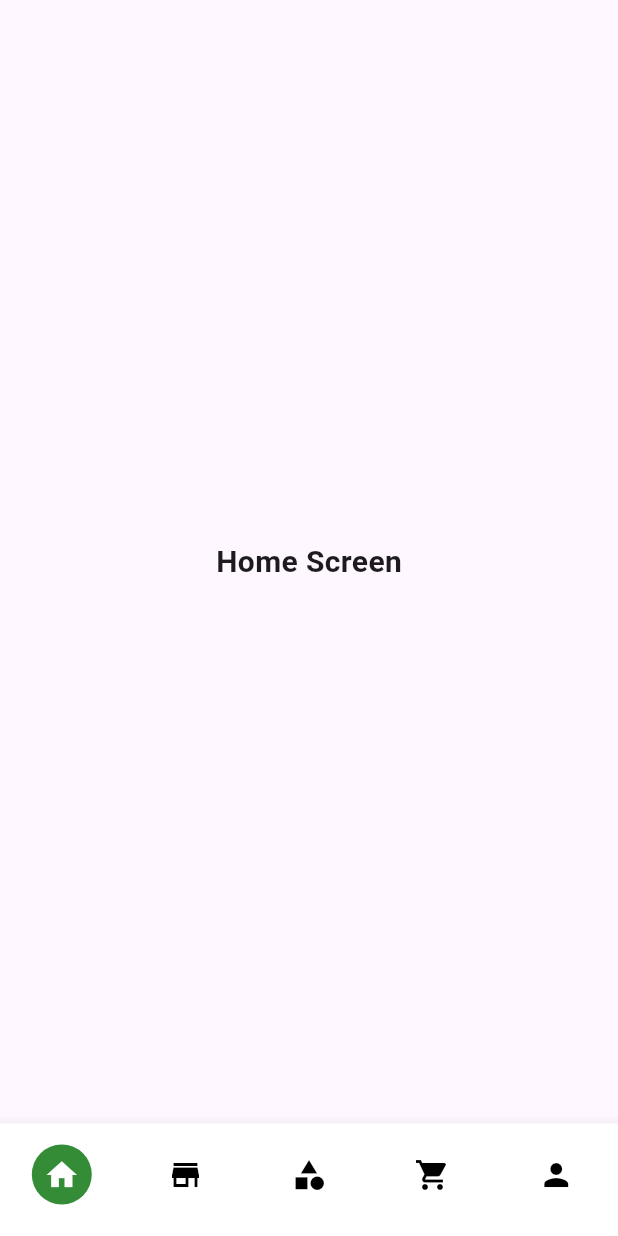
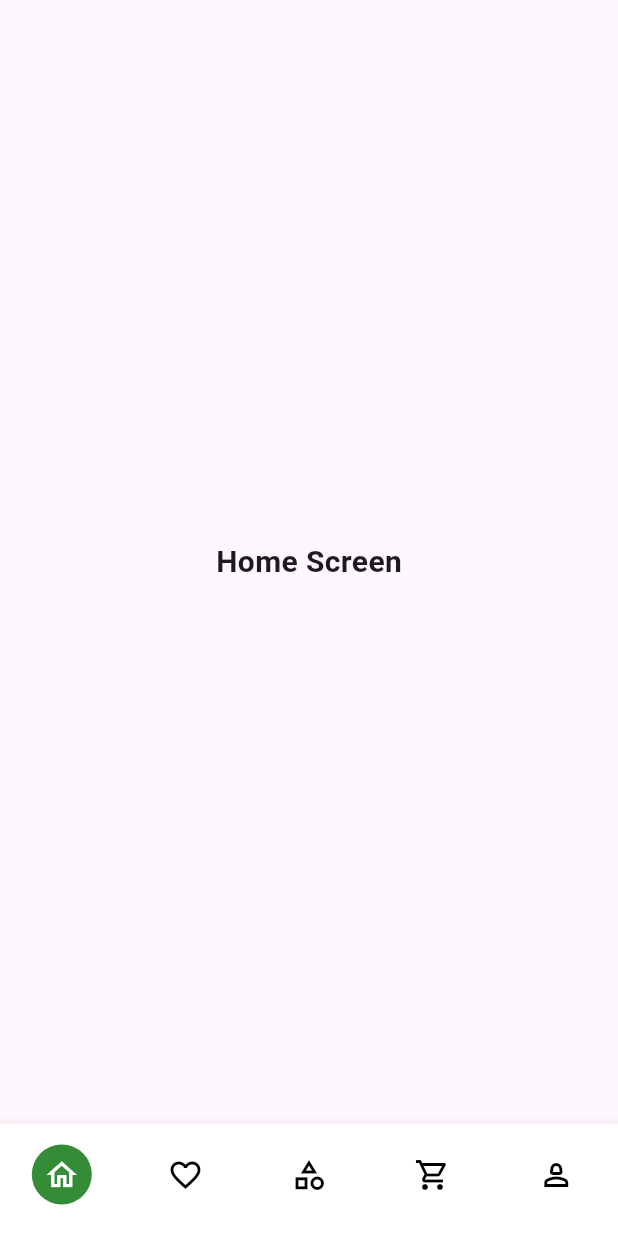
Before and after one commit to gitmen321/cod_forge_ui, a Flutter app: the screen it shows after launch, on a phone screen of 412 x 824 dp. Run offline on Flutter 3.47's test engine with Material 3 defaults, Android fonts, the light colour scheme and no system bars; our stand-ins replace flutter_riverpod.

Commit message:
add appbar icons, and add readme file, task completed. ready to submit.

```diff
--- a/lib/main.dart
+++ b/lib/main.dart
@@ -1,7 +1,7 @@
 import 'package:flutter/material.dart';
 import 'package:flutter_riverpod/flutter_riverpod.dart';
 
-import 'screens/home/home_screen.dart';
+import 'screens/main_screen.dart';
 
 void main() {
   runApp(const ProviderScope(child: MyApp()));
@@ -19,7 +19,7 @@
         primarySwatch: Colors.green,
         useMaterial3: true,
       ),
-      home: const HomeScreen(),
+      home: const MainScreen(),
     );
   }
 }
--- a/lib/models/category.dart
+++ b/lib/models/category.dart
@@ -1,3 +1,6 @@
+
+
+
 class CategoryModel {
   final String id;
   final String name;
--- a/lib/screens/home/home_screen.dart
+++ b/lib/screens/main_screen.dart
@@ -1,15 +1,15 @@
 import 'package:flutter/material.dart';
 
-import '../category/category_screen.dart';
+import 'category/category_screen.dart';
 
-class HomeScreen extends StatefulWidget {
-  const HomeScreen({super.key});
+class MainScreen extends StatefulWidget {
+  const MainScreen({super.key});
 
   @override
-  State<HomeScreen> createState() => _HomeScreenState();
+  State<MainScreen> createState() => _MainScreenState();
 }
 
-class _HomeScreenState extends State<HomeScreen> {
+class _MainScreenState extends State<MainScreen> {
   int _currentIndex = 0;
 
   final List<Widget> _screens = const [
@@ -21,11 +21,11 @@ class _HomeScreenState extends State<HomeScreen> {
   ];
 
   final List<IconData> _icons = [
-    Icons.home,
-    Icons.store,
-    Icons.category,
-    Icons.shopping_cart,
-    Icons.person,
+    Icons.home_outlined,
+    Icons.favorite_outline_outlined,
+    Icons.category_outlined,
+    Icons.shopping_cart_outlined,
+    Icons.person_2_outlined,
   ];
 
   @override
--- a/pubspec.yaml
+++ b/pubspec.yaml
@@ -59,8 +59,8 @@ flutter:
   uses-material-design: true
 
   # To add assets to your application, add an assets section, like this:
-  assets:
-    - assets/icon_image/
+  # assets:
+    # - assets/icon_image/
   #   - images/a_dot_ham.jpeg
 
   # An image asset can refer to one or more resolution-specific "variants", see
```
Also changed, not shown: lib/core/widgets/custom_loader.dart (added, +13 -0 lines), lib/providers/category_provider.dart (+4 -4 lines), lib/screens/category/category_screen.dart (+8 -6 lines), assets/icon_image/seed-icons-vector-260nw-296313500.webp (deleted), 1 other file.
